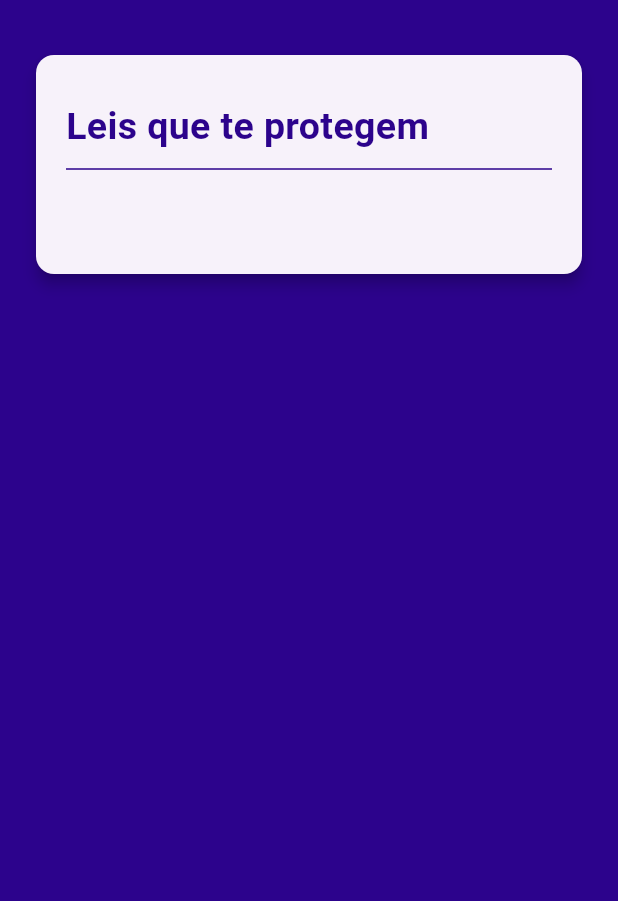
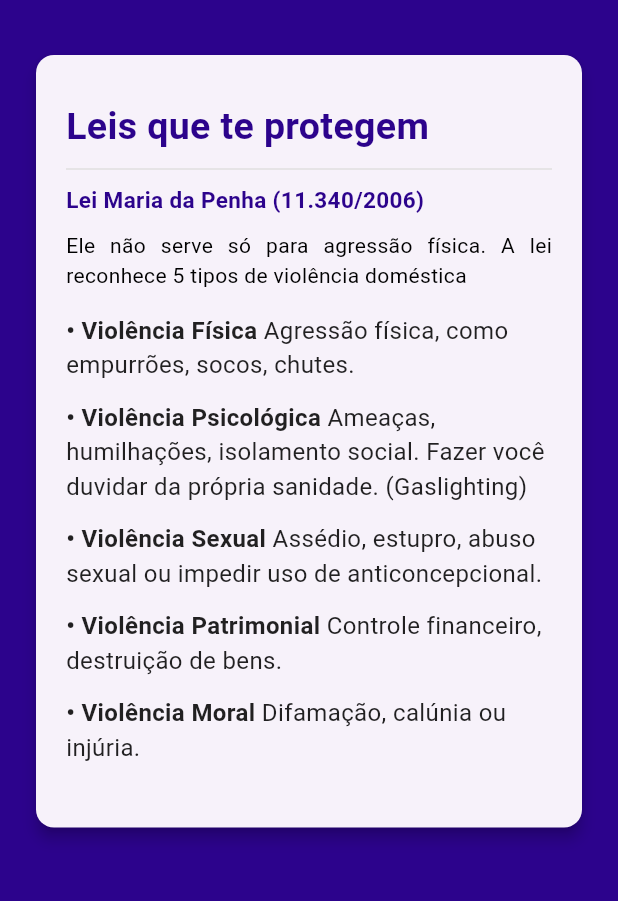
Before and after one commit to semellicodes/segura-app-flutter, a Flutter app: the LeisScreen screen opened directly, on a phone screen of 412 x 824 dp, the part 83-984 px from its top. Run offline on Flutter 3.47's test engine with Material 3 defaults, Android fonts, the phone set to English and light mode, and no system bars.

Commit message:
att do leis.dart

```diff
--- a/lib/screens/leis.dart
+++ b/lib/screens/leis.dart
@@ -1,5 +1,7 @@
 import 'package:flutter/material.dart';
 import 'package:segura_app/theme/app_colors.dart';
+import 'package:segura_app/theme/app_data.dart';
+import 'package:segura_app/widgets/topico.dart';
 
 class LeisScreen extends StatelessWidget {
   const LeisScreen({super.key});
@@ -47,11 +49,32 @@ class LeisScreen extends StatelessWidget {
                           ),
                         ),
                         Divider(
-                          color: AppColors.ajuda,
+                          color: Colors.grey[300],
                           thickness: 1,
                           height: 20,
                         ),
-                        SizedBox(height: 30),
+                        Text(
+                          "Lei Maria da Penha (11.340/2006)",
+                          style: TextStyle(
+                            color: AppColors.ajuda,
+                            fontSize: 15,
+                            fontWeight: FontWeight.bold,
+                          ),
+                        ),
+                        SizedBox(height: 10),
+                        Text(
+                          "Ele não serve só para agressão física. A lei reconhece 5 tipos de violência doméstica",
+                          style: TextStyle(color: Colors.black, fontSize: 14),
+                          textAlign: TextAlign.justify,
+                        ),
+                        SizedBox(height: 15),
+
+                        ...AppData.tiposDeViolencia.entries.map((item) {
+                          return Topico(
+                            titulo: item.key,
+                            descricao: item.value,
+                          );
+                        }),
                       ],
                     ),
                   ),
--- a/lib/theme/app_data.dart
+++ b/lib/theme/app_data.dart
@@ -45,4 +45,12 @@ class AppData {
     "Organizações Não Governamentais (ONGs)":
         "Diversas ONGs oferecem apoio e serviços especializados.",
   };
+
+  static const Map<String, String> sinaisDeViolencia = {
+    "Isolamento Social": "Afastamento de amigos e familiares.",
+    "Mudanças de Comportamento": "Medo, ansiedade ou depressão.",
+    "Lesões Físicas": "Ferimentos frequentes ou inexplicáveis.",
+    "Controle Financeiro": "Dificuldade em acessar dinheiro ou recursos.",
+    "Comportamento Controlador": "Parceiro controlando atividades e contatos.",
+  };
 }
--- a/lib/widgets/topico.dart
+++ b/lib/widgets/topico.dart
@@ -18,6 +18,7 @@ class Topico extends StatelessWidget {
               text: '• $titulo ',
               style: const TextStyle(fontWeight: FontWeight.bold),
             ),
+
             TextSpan(text: descricao),
           ],
         ),
```
